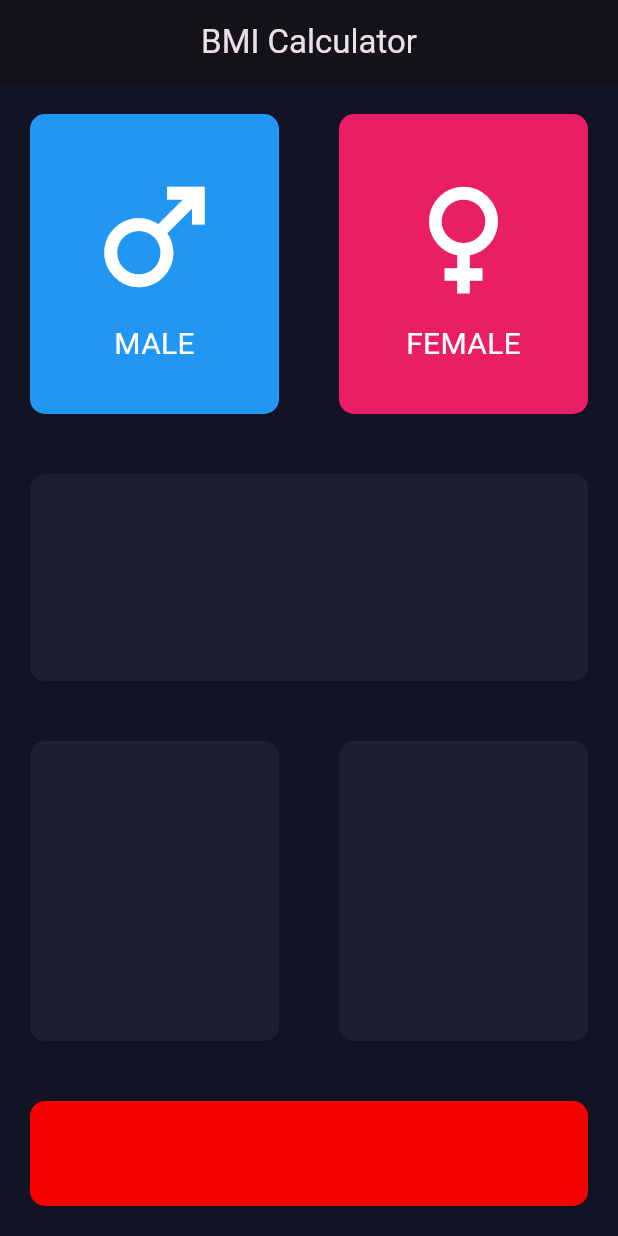
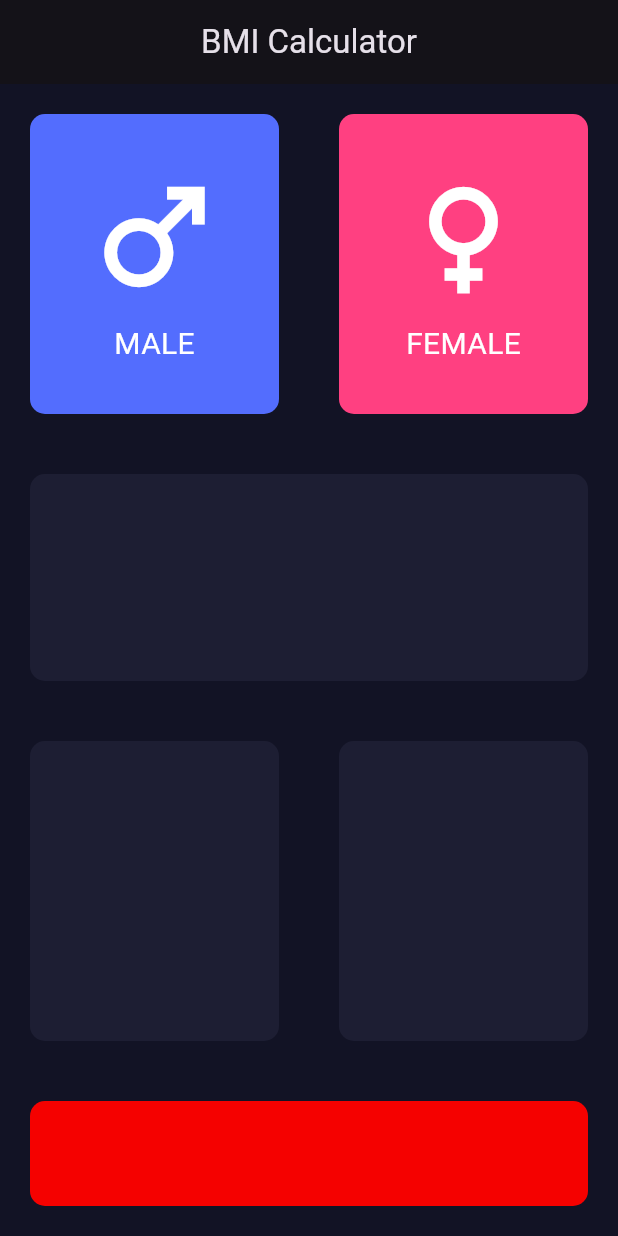
Before and after one commit to MNJTdhr/BMI_calculator, a Flutter app: the screen it shows after launch, on a phone screen of 412 x 824 dp. Run offline on Flutter 3.47's test engine with Material 3 defaults, Android fonts, the phone set to English and light mode, and no system bars.

Commit message:
added gesture detector that changes color accordingly

```diff
--- a/lib/screens/input_page.dart
+++ b/lib/screens/input_page.dart
@@ -5,7 +5,6 @@ import 'package:bmi_calculator/cards/icon_content.dart';
 // import 'package:font_awesome_flutter/font_awesome_flutter.dart';
 
 const double reusableCardsheight = 200;
-const double reusableCardswidth = 200;
 const Color bottomContainerColor = Color.fromARGB(255, 245, 1, 0);
 
 class InputPage extends StatefulWidget {
@@ -16,6 +15,9 @@ class InputPage extends StatefulWidget {
 }
 
 class _InputPageState extends State<InputPage> {
+  Color _maleCardColor = Colors.indigoAccent;
+  Color _femaleCardColor = Colors.pinkAccent;
+
   @override
   Widget build(BuildContext context) {
     return MaterialApp(
@@ -33,25 +35,44 @@ class _InputPageState extends State<InputPage> {
               Row(
                 children: [
                   Expanded(
+                    child: GestureDetector(
+                      onTap: () {
+                        setState(() {
+                          _maleCardColor = _maleCardColor == Colors.indigoAccent
+                              ? Colors.indigo
+                              : Colors.indigoAccent;
+                          _femaleCardColor = Colors.pinkAccent;
+                        });
+                      },
                       child: ReusableCards(
                         cardChild: IconContent(
                           incomingIcon: Icons.male,
                           incomingIconName: "MALE",
                         ),
-                      width: reusableCardsheight,
                         height: reusableCardsheight,
-                      incomingColor: Colors.blue,
+                        incomingColor: _maleCardColor,
+                      ),
                     ),
                   ),
                   Expanded(
+                    child: GestureDetector(
+                      onTap: () {
+                        setState(() {
+                          _femaleCardColor =
+                              _femaleCardColor == Colors.pinkAccent
+                                  ? Colors.pink
+                                  : Colors.pinkAccent;
+                          _maleCardColor = Colors.indigoAccent;
+                        });
+                      },
                       child: ReusableCards(
                         cardChild: IconContent(
                           incomingIcon: Icons.female,
                           incomingIconName: "FEMALE",
                         ),
-                      width: reusableCardsheight,
-                      incomingColor: Colors.pink,
                         height: reusableCardsheight,
+                        incomingColor: _femaleCardColor,
+                      ),
                     ),
                   ),
                 ],
```
Lines whose indentation alone changed are shown as unchanged.
